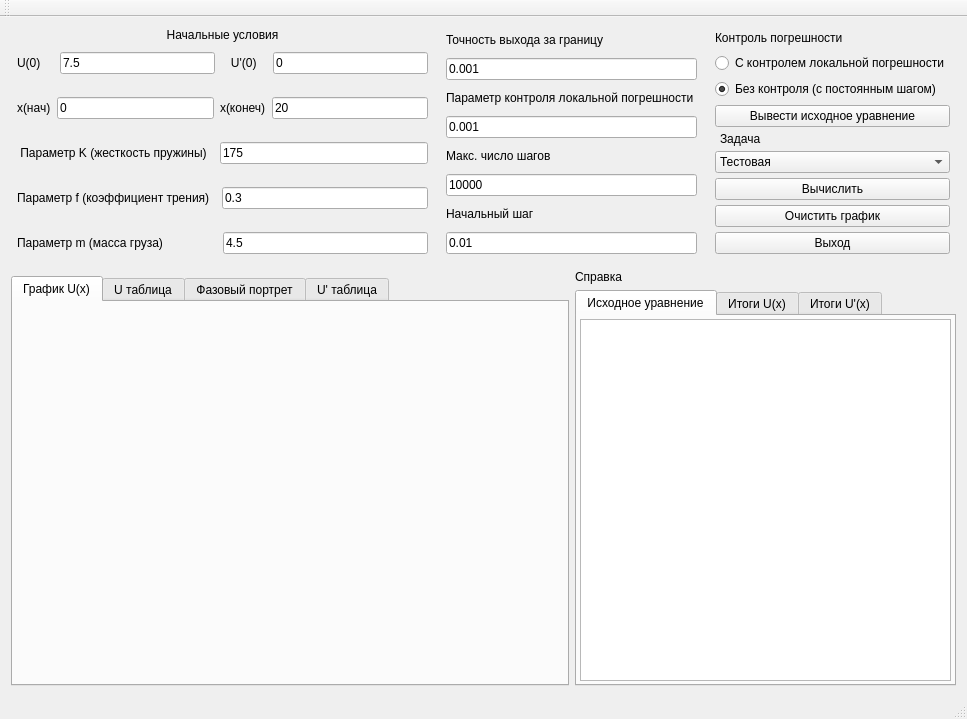
This is mainwindow.ui in BlackAngel2108/RK4 as Qt 5 draws it before an edit. The edited form follows.
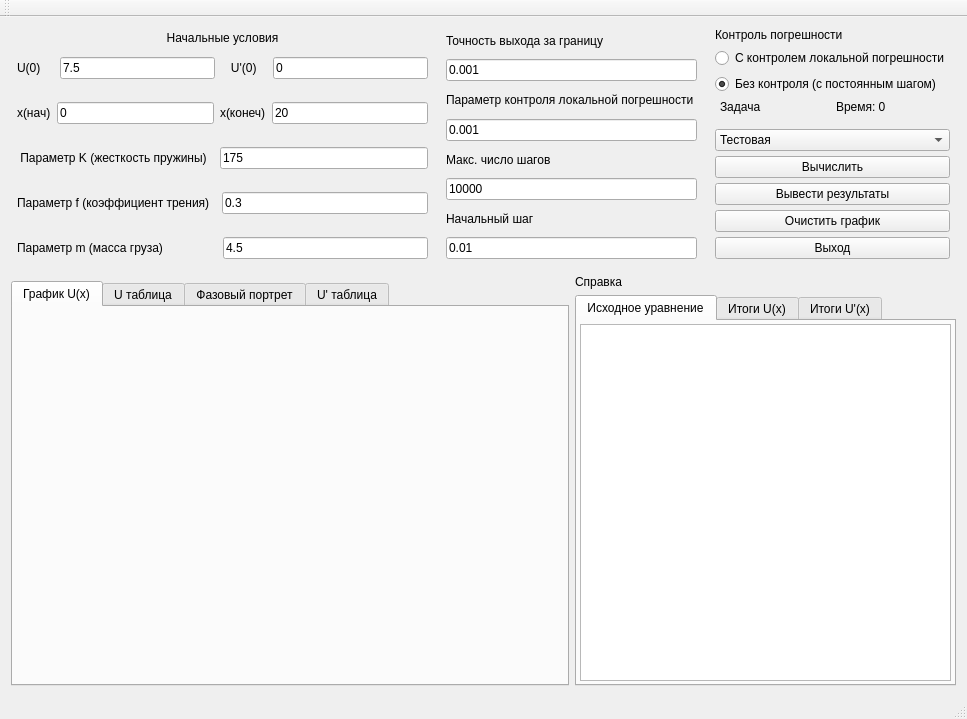
This is the edited form.

```diff
--- a/mainwindow.ui
+++ b/mainwindow.ui
@@ -232,12 +232,10 @@
        <number>10</number>
       </property>
       <item>
-       <widget class="QPushButton" name="pbTest">
-        <property name="text">
-         <string>Вывести исходное уравнение</string>
+       <layout class="QHBoxLayout" name="horizontalLayout_11">
+        <property name="bottomMargin">
+         <number>10</number>
         </property>
-       </widget>
-      </item>
       <item>
        <widget class="QLabel" name="label">
         <property name="toolTip">
@@ -252,6 +250,15 @@
        </widget>
       </item>
       <item>
+         <widget class="QLabel" name="lbElapsedTSecs">
+          <property name="text">
+           <string>Время: 0</string>
+          </property>
+         </widget>
+        </item>
+       </layout>
+      </item>
+      <item>
        <widget class="QComboBox" name="comboBox">
         <property name="enabled">
          <bool>true</bool>
@@ -279,7 +286,14 @@
        </widget>
       </item>
       <item>
-       <widget class="QPushButton" name="pushButton_3">
+       <widget class="QPushButton" name="pbResults">
+        <property name="text">
+         <string>Вывести результаты</string>
+        </property>
+       </widget>
+      </item>
+      <item>
+       <widget class="QPushButton" name="pbClearCharts">
         <property name="text">
          <string>Очистить график</string>
         </property>
```
Left out of the diff: 8 changed lines with no effect on the pictures. Lines whose indentation alone changed are shown as unchanged.
